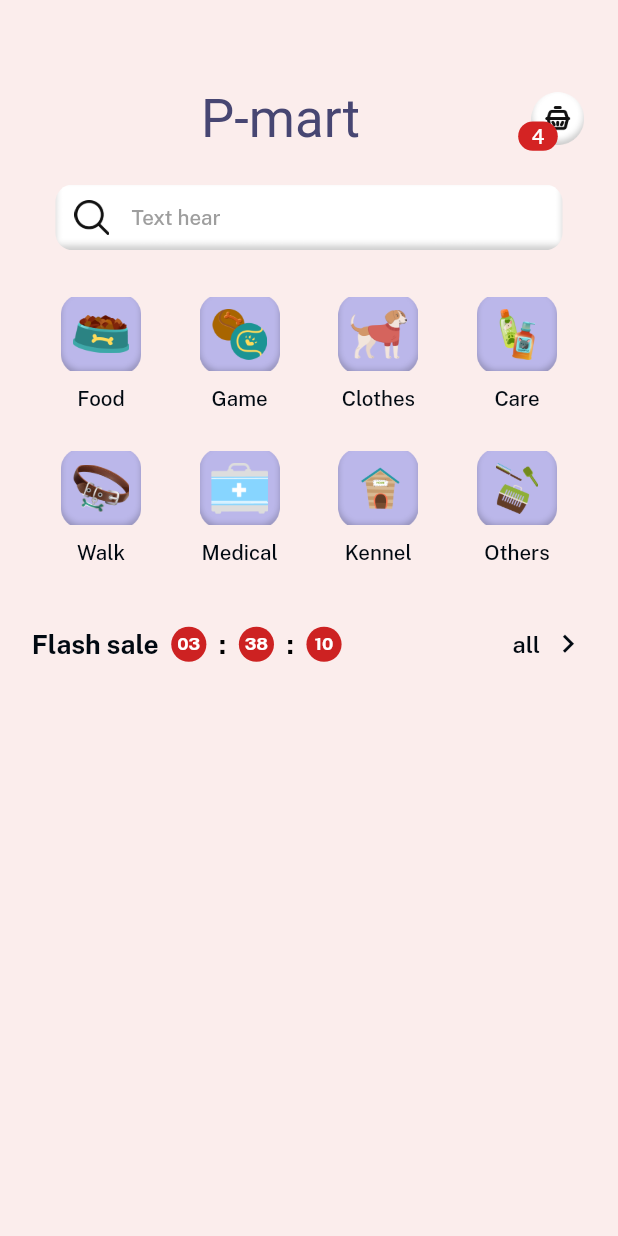
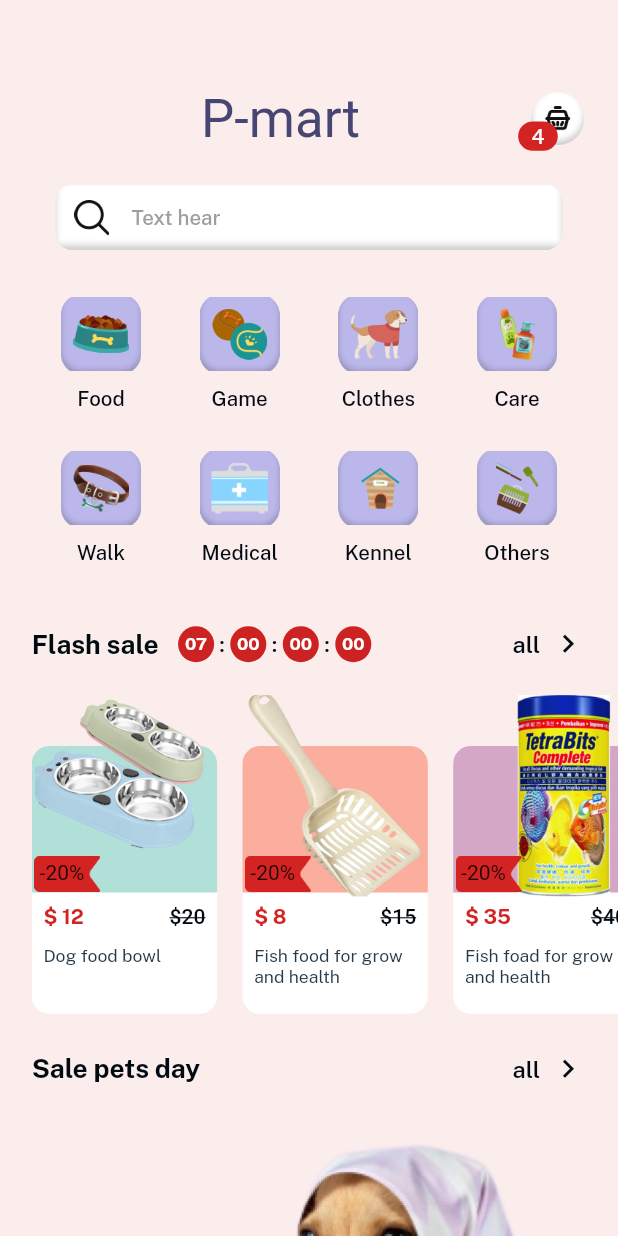
Before and after one commit to nooralom1/ns_pet_app, a Flutter app: the PMartScreen screen opened directly, on a phone screen of 412 x 824 dp. Run offline on Flutter 3.47's test engine with Material 3 defaults, Android fonts, the phone set to English and light mode, and no system bars; our stand-ins replace animated_notch_bottom_bar, carousel_slider, flutter_screenutil, get, google_fonts, slide_countdown; Roboto replaces fonts that are missing (SF Pro).

Commit message:
flash sale is done

```diff
--- a/lib/constant/text_font_style.dart
+++ b/lib/constant/text_font_style.dart
@@ -56,6 +56,12 @@ class TextFontStyle {
   static final text14c263948w700 = GoogleFonts.publicSans(
       color: AppColors.c263948, fontSize: 14.sp, fontWeight: FontWeight.w700);
 
+  static final text12c263948w400 = GoogleFonts.publicSans(
+      color: AppColors.c263948, fontSize: 12.sp, fontWeight: FontWeight.w400);
+
+  static final text14cD423238w700 = GoogleFonts.publicSans(
+      color: AppColors.cD42323, fontSize: 14.sp, fontWeight: FontWeight.w700);
+
   static final text36allPrimaryColorw400 = GoogleFonts.seaweedScript(
       color: AppColors.allPrimaryColor, fontSize: 36.sp, fontWeight: FontWeight.w400);
 
--- a/lib/feature/p_mart/data/mart_datas.dart
+++ b/lib/feature/p_mart/data/mart_datas.dart
@@ -1,7 +1,8 @@
 import 'package:ns_pet_app/feature/p_mart/model/p_mart_models.dart';
 import 'package:ns_pet_app/gen/assets.gen.dart';
+import 'package:ns_pet_app/gen/colors.gen.dart';
 
-List <MartCategoryModel> martCategory = [
+List<MartCategoryModel> martCategory = [
   MartCategoryModel(image: Assets.images.food.path, name: "Food"),
   MartCategoryModel(image: Assets.images.game.path, name: "Game"),
   MartCategoryModel(image: Assets.images.clothes.path, name: "Clothes"),
@@ -11,3 +12,27 @@ MartCategoryModel(image: Assets.images.medical.path, name: "Medical"),
   MartCategoryModel(image: Assets.images.kennel.path, name: "Kennel"),
   MartCategoryModel(image: Assets.images.other.path, name: "Others"),
 ];
+
+List<FlashSaleModel> flashSale = [
+  FlashSaleModel(
+      name: "Dog food bowl",
+      image: Assets.images.flashsale.path,
+      backgroundColor: AppColors.cB1E0D8,
+      discount: "-20%",
+      discountPrice: "\$ 12",
+      regularPrice: "\$20"),
+  FlashSaleModel(
+      name: "Fish food for grow and health",
+      image: Assets.images.flashsale2.path,
+      backgroundColor: AppColors.cFBAE9E,
+      discount: "-20%",
+      discountPrice: "\$ 8",
+      regularPrice: "\$15"),
+  FlashSaleModel(
+      name: "Fish foad for grow and health",
+      image: Assets.images.flashsale3.path,
+      backgroundColor: AppColors.cD4A7C7,
+      discount: "-20%",
+      discountPrice: "\$ 35",
+      regularPrice: "\$40"),
+];
--- a/lib/feature/p_mart/model/p_mart_models.dart
+++ b/lib/feature/p_mart/model/p_mart_models.dart
@@ -1,5 +1,23 @@
+import 'dart:ui';
+
 class MartCategoryModel {
   final String image;
   final String name;
   MartCategoryModel({required this.image, required this.name});
 }
+
+class FlashSaleModel {
+  final String name;
+  final String image;
+  final Color backgroundColor;
+  final String discount;
+  final String regularPrice;
+  final String discountPrice;
+  FlashSaleModel(
+      {required this.name,
+      required this.image,
+      required this.backgroundColor,
+      required this.discount,
+      required this.discountPrice,
+      required this.regularPrice});
+}
--- a/lib/feature/p_mart/screen/p_mart_screen.dart
+++ b/lib/feature/p_mart/screen/p_mart_screen.dart
@@ -1,12 +1,15 @@
 import 'package:flutter/material.dart';
 import 'package:flutter_screenutil/flutter_screenutil.dart';
+import 'package:ns_pet_app/common_widget/custom_row_widget.dart';
 import 'package:ns_pet_app/common_widget/custom_text_form_field.dart';
 import 'package:ns_pet_app/constant/text_font_style.dart';
 import 'package:ns_pet_app/feature/p_mart/data/mart_datas.dart';
+import 'package:ns_pet_app/feature/p_mart/widget/flash_sale_custom_container.dart';
 import 'package:ns_pet_app/feature/p_mart/widget/mart_category_container.dart';
 import 'package:ns_pet_app/gen/assets.gen.dart';
 import 'package:ns_pet_app/gen/colors.gen.dart';
 import 'package:ns_pet_app/helpers/ui_helpers.dart';
+import 'package:slide_countdown/slide_countdown.dart';
 
 class PMartScreen extends StatefulWidget {
   const PMartScreen({super.key});
@@ -17,11 +20,21 @@ class PMartScreen extends StatefulWidget {
 
 class _PMartScreenState extends State<PMartScreen> {
   TextEditingController searchController = TextEditingController();
+  List colors = [
+    AppColors.cB1E0D8,
+    AppColors.cFBAE9E,
+    AppColors.cD4A7C7,
+    AppColors.cFBD97D,
+    AppColors.cABDCFC,
+    AppColors.cFDD2A4,
+    AppColors.cBBB7EA,
+  ];
   @override
   Widget build(BuildContext context) {
     final size = MediaQuery.sizeOf(context);
     return Scaffold(
-      body: Column(
+      body: SingleChildScrollView(
+        child: Column(
           children: [
             UIHelper.verticalSpace(60.h),
             Padding(
@@ -129,40 +142,22 @@ class _PMartScreenState extends State<PMartScreen> {
                   children: [
                     Row(
                       children: [
-                      Text("Flash sale",
-                          style: TextFontStyle.text18c010911w700),
-                      UIHelper.horizontalSpace(8.w),
-                      CircleAvatar(
-                        backgroundColor: AppColors.cCD2222,
-                        radius: 12.r,
-                        child: Text(
-                          "03",
+                        Text(
+                          "Flash sale",
+                          style: TextFontStyle.text18c010911w700,
+                        ),
+                        UIHelper.horizontalSpace(
+                            12.w), // Space between the text and countdown
+                        SlideCountdownSeparated(
+                          duration: Duration(
+                            days: 7,
+                          ),
+                          separator: ':',
                           style: TextFontStyle.text14cFFFFFFw500.copyWith(
                               fontSize: 12.sp, fontWeight: FontWeight.w700),
-                        ),
-                      ),
-                      UIHelper.horizontalSpace(8.w),
-                      Text(":",style: TextFontStyle.text18c000000w700,),
-                      UIHelper.horizontalSpace(8.w),
-                       CircleAvatar(
-                        backgroundColor: AppColors.cCD2222,
-                        radius: 12.r,
-                        child: Text(
-                          "38",
-                          style: TextFontStyle.text14cFFFFFFw500.copyWith(
-                              fontSize: 12.sp, fontWeight: FontWeight.w700),
-                        ),
-                      ),
-                      UIHelper.horizontalSpace(8.w),
-                      Text(":",style: TextFontStyle.text18c000000w700,),
-                      UIHelper.horizontalSpace(8.w),
-                      CircleAvatar(
-                        backgroundColor: AppColors.cCD2222,
-                        radius: 12.r,
-                        child: Text(
-                          "10",
-                          style: TextFontStyle.text14cFFFFFFw500.copyWith(
-                              fontSize: 12.sp, fontWeight: FontWeight.w700),
+                          decoration: BoxDecoration(
+                            shape: BoxShape.circle,
+                            color: AppColors.cCD2222,
                           ),
                         ),
                       ],
@@ -173,7 +168,8 @@ class _PMartScreenState extends State<PMartScreen> {
                         children: [
                           Text("all",
                               style: TextFontStyle.text18c010911w700.copyWith(
-                                fontSize: 16.sp, fontWeight: FontWeight.w600)),
+                                  fontSize: 16.sp,
+                                  fontWeight: FontWeight.w600)),
                           UIHelper.horizontalSpace(6.w),
                           Icon(
                             Icons.keyboard_arrow_right,
@@ -185,8 +181,38 @@ class _PMartScreenState extends State<PMartScreen> {
                     )
                   ]),
             ),
+            UIHelper.verticalSpace(12.h),
+            Padding(
+              padding: EdgeInsets.only(left: 20.w),
+              child: SizedBox(
+                height: size.height * 0.27,
+                child: ListView.builder(
+                    scrollDirection: Axis.horizontal,
+                    physics: const BouncingScrollPhysics(),
+                    itemCount: flashSale.length,
+                    itemBuilder: (context, index) {
+                      return FlashSaleCustomContainer(
+                        name: flashSale[index].name,
+                        backgroundColor: flashSale[index].backgroundColor,
+                        discount: flashSale[index].discount,
+                        discountPrice: flashSale[index].discountPrice,
+                        image: flashSale[index].image,
+                        regularPrice: flashSale[index].regularPrice,
+                      );
+                    }),
+              ),
+            ),
+            UIHelper.verticalSpace(25.h),
+            CustomRowWidget(
+              categoryName: "Sale pets day",
+              subCategory: "all",
+              onTap: () {},
+            ),
+            UIHelper.verticalSpace(16.h),
+            Image.asset(Assets.images.pFashion1.path),
             UIHelper.verticalSpace(120.h),
           ],
+        ),
       ),
     );
   }
--- /dev/null
+++ b/lib/feature/p_mart/widget/flash_sale_custom_container.dart
@@ -0,0 +1,103 @@
+import 'package:flutter/material.dart';
+import 'package:flutter_screenutil/flutter_screenutil.dart';
+import 'package:ns_pet_app/constant/text_font_style.dart';
+import 'package:ns_pet_app/gen/assets.gen.dart';
+import 'package:ns_pet_app/gen/colors.gen.dart';
+import 'package:ns_pet_app/helpers/ui_helpers.dart';
+
+class FlashSaleCustomContainer extends StatelessWidget {
+  final String name;
+  final String image;
+  final Color backgroundColor;
+  final String discount;
+  final String regularPrice;
+  final String discountPrice;
+  const FlashSaleCustomContainer({
+    super.key,
+    required this.name,
+    required this.image,
+    required this.backgroundColor,
+    required this.discount,
+    required this.regularPrice,
+    required this.discountPrice,
+  });
+
+  @override
+  Widget build(BuildContext context) {
+    final size = MediaQuery.sizeOf(context);
+    return Padding(
+      padding: EdgeInsets.only(right: 16.w, top: 45.h),
+      child: Stack(
+        clipBehavior: Clip.none,
+        fit: StackFit.loose,
+        children: [
+          Container(
+            width: size.width * 0.3,
+            decoration: BoxDecoration(
+                color: AppColors.cFFFFFF,
+                borderRadius: BorderRadius.circular(12.r)),
+            child: Column(
+              children: [
+                Container(
+                  height: 100.h,
+                  decoration: BoxDecoration(
+                      borderRadius: BorderRadius.only(
+                          topLeft: Radius.circular(12.r),
+                          topRight: Radius.circular(12.r)),
+                      color: backgroundColor),
+                ),
+                Padding(
+                  padding: EdgeInsets.all(8.0.sp),
+                  child: Column(
+                    crossAxisAlignment: CrossAxisAlignment.start,
+                    children: [
+                      Row(
+                        mainAxisAlignment: MainAxisAlignment.spaceBetween,
+                        children: [
+                          Text(discountPrice,
+                              style: TextFontStyle.text14cD423238w700),
+                          Text(
+                            regularPrice,
+                            style: TextStyle(
+                              color: Color(0xFF010911),
+                              fontSize: 14,
+                              fontFamily: 'SF Pro',
+                              fontWeight: FontWeight.w500,
+                              decoration: TextDecoration.lineThrough,
+                            ),
+                          )
+                        ],
+                      ),
+                      UIHelper.verticalSpace(12.h),
+                      Text(
+                        name,
+                        style: TextFontStyle.text12c263948w400,
+                        maxLines: 2,
+                        overflow: TextOverflow.ellipsis,
+                      ),
+                    ],
+                  ),
+                )
+              ],
+            ),
+          ),
+          Positioned(
+              bottom: 80.h,
+              child: Image.asset(
+                image,
+                width: 115.w,
+                height: 137.76.h,
+              )),
+          Positioned(
+              bottom: 83.h,
+              child: Image.asset(
+                Assets.images.discountbackground.path,
+                width: 45.w,
+                height: 25.h,
+              )),
+          Positioned(bottom: 88.h, left: 5.w, child: Text(discount))
+        ],
+      ),
+    );
+  }
+}
--- a/lib/gen/assets.gen.dart
+++ b/lib/gen/assets.gen.dart
@@ -77,6 +77,10 @@ class $AssetsImagesGen {
   /// File path: assets/images/clothes.png
   AssetGenImage get clothes => const AssetGenImage('assets/images/clothes.png');
 
+  /// File path: assets/images/discountbackground.png
+  AssetGenImage get discountbackground =>
+      const AssetGenImage('assets/images/discountbackground.png');
+
   /// File path: assets/images/dog.png
   AssetGenImage get dog => const AssetGenImage('assets/images/dog.png');
 
@@ -98,6 +102,18 @@ class $AssetsImagesGen {
 
   /// File path: assets/images/fish.png
   AssetGenImage get fish => const AssetGenImage('assets/images/fish.png');
+
+  /// File path: assets/images/flashsale.png
+  AssetGenImage get flashsale =>
+      const AssetGenImage('assets/images/flashsale.png');
+
+  /// File path: assets/images/flashsale2.png
+  AssetGenImage get flashsale2 =>
+      const AssetGenImage('assets/images/flashsale2.png');
+
+  /// File path: assets/images/flashsale3.png
+  AssetGenImage get flashsale3 =>
+      const AssetGenImage('assets/images/flashsale3.png');
 
   /// File path: assets/images/food.png
   AssetGenImage get food => const AssetGenImage('assets/images/food.png');
@@ -176,12 +192,16 @@ class $AssetsImagesGen {
         care,
         cat,
         clothes,
+        discountbackground,
         dog,
         educational1,
         educational2,
         fashionDetailsBackground,
         fashionImage,
         fish,
+        flashsale,
+        flashsale2,
+        flashsale3,
         food,
         food1,
         food2,
--- a/lib/gen/colors.gen.dart
+++ b/lib/gen/colors.gen.dart
@@ -28,6 +28,15 @@ class AppColors {
   /// Color: #263948
   static const Color c263948 = Color(0xFF263948);
 
+  /// Color: #ABDCFC
+  static const Color cABDCFC = Color(0xFFABDCFC);
+
+  /// Color: #B1E0D8
+  static const Color cB1E0D8 = Color(0xFFB1E0D8);
+
+  /// Color: #BBB7EA
+  static const Color cBBB7EA = Color(0xFFBBB7EA);
+
   /// Color: #C48590
   static const Color cC48590 = Color(0xFFC48590);
 
@@ -37,8 +46,20 @@ class AppColors {
   /// Color: #D42323
   static const Color cD42323 = Color(0xFFD42323);
 
+  /// Color: #D4A7C7
+  static const Color cD4A7C7 = Color(0xFFD4A7C7);
+
   /// Color: #E2E2E2
   static const Color cE2E2E2 = Color(0xFFE2E2E2);
+
+  /// Color: #FBAE9E
+  static const Color cFBAE9E = Color(0xFFFBAE9E);
+
+  /// Color: #FBD97D
+  static const Color cFBD97D = Color(0xFFFBD97D);
+
+  /// Color: #FDD2A4
+  static const Color cFDD2A4 = Color(0xFFFDD2A4);
 
   /// Color: #FFFFFF
   static const Color cFFFFFF = Color(0xFFFFFFFF);
--- a/pubspec.yaml
+++ b/pubspec.yaml
@@ -16,7 +16,7 @@ publish_to: 'none' # Remove this line if you wish to publish to pub.dev
 # https://developer.apple.com/library/archive/documentation/General/Reference/InfoPlistKeyReference/Articles/CoreFoundationKeys.html
 # In Windows, build-name is used as the major, minor, and patch parts
 # of the product and file versions while build-number is used as the build suffix.
-version: 1.0.0+1
+version: 1.0.1+1
 
 environment:
   sdk: ^3.6.0
@@ -41,6 +41,7 @@ dependencies:
   cached_network_image: ^3.4.1
   google_fonts: ^6.2.1
   animated_notch_bottom_bar: ^1.0.3
+  slide_countdown: ^2.0.2
 
 dev_dependencies:
   flutter_test:
```
Also changed, not shown: assets/images/Sale pets day.png (added), assets/images/discountbackground.png (added), assets/images/flashsale.png (added), assets/images/flashsale2.png (added), assets/images/flashsale3.png (added), pubspec.lock, 1 other file. Lines whose indentation alone changed are shown as unchanged.
